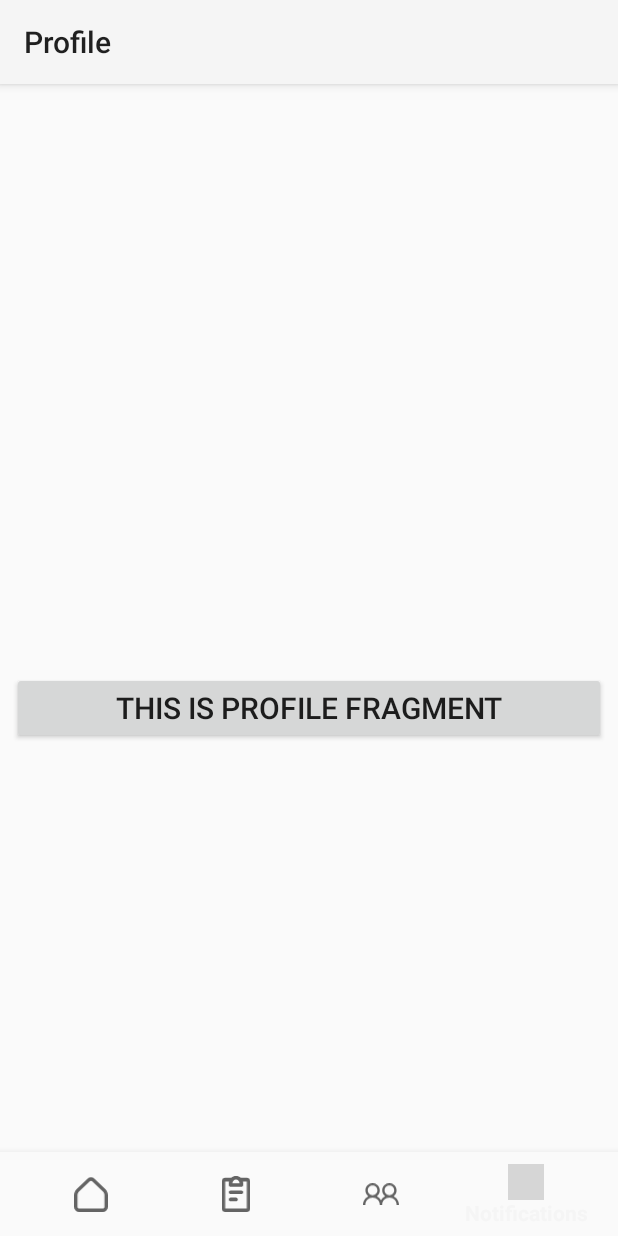
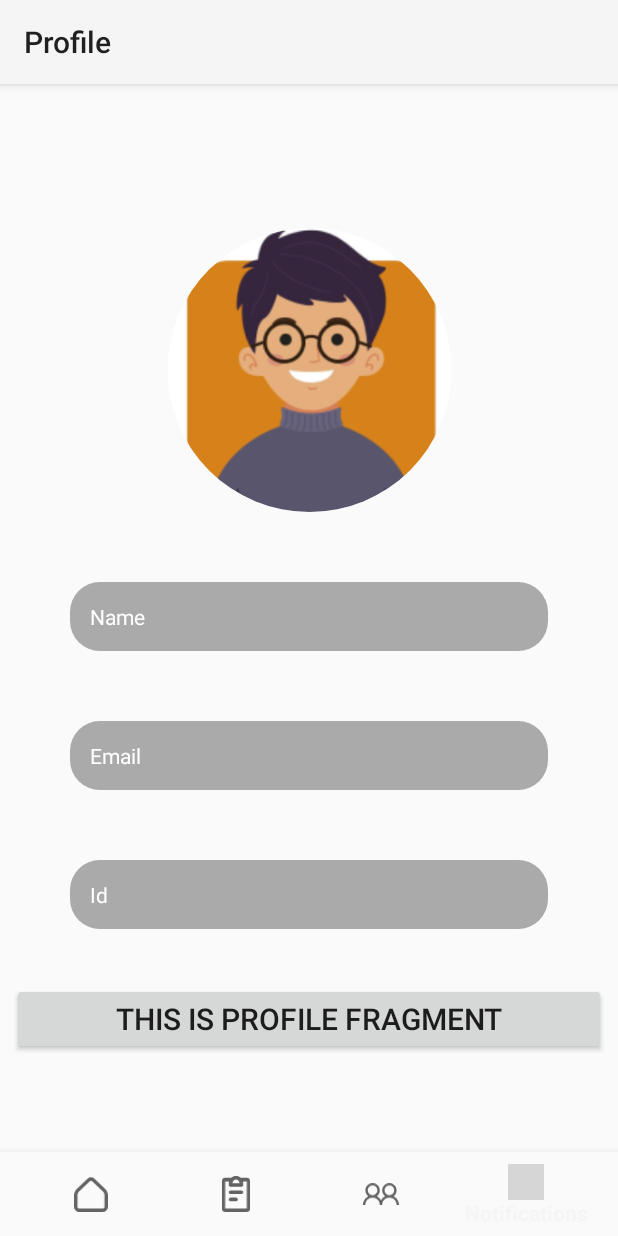
Before and after one commit to alfianfakhrudin2/TodooApp, an Android app: the ProfileFragment screen opened through its navigation route, on a phone screen of 412 x 824 dp. Run offline under Robolectric (Android 15) with nearby library versions, the phone set to English and light mode, and no system bars; our stand-ins replace CircleImageView, navigation-ui; grey boxes are pictures that could not be loaded.

Commit message:
halaman profile sudah jadi tinggal coloring button

```diff
--- a/app/build.gradle.kts
+++ b/app/build.gradle.kts
@@ -39,6 +39,7 @@ android {
 }
 
 dependencies {
+    implementation("de.hdodenhof:circleimageview:3.1.0")
 
     implementation("androidx.core:core-ktx:1.12.0")
     implementation("androidx.appcompat:appcompat:1.6.1")
--- a/app/src/main/AndroidManifest.xml
+++ b/app/src/main/AndroidManifest.xml
@@ -12,6 +12,10 @@
         android:supportsRtl="true"
         android:theme="@style/Theme.MyTask"
         tools:targetApi="31">
+<!--        <meta-data-->
+<!--            android:name="com.google.android.actions"-->
+<!--            android:resource="@xml/bg_rounded" />-->
+
         <activity
             android:name=".MainActivity"
             android:exported="true"
--- /dev/null
+++ b/app/src/main/res/drawable/bg_rounded.xml
@@ -0,0 +1,6 @@
+<?xml version="1.0" encoding="utf-8"?>
+<shape xmlns:android="http://schemas.android.com/apk/res/android">
+    <solid android:color="#aaa" />
+    <corners
+        android:radius="20dp" />
+</shape>
--- a/app/src/main/res/layout/fragment_profile.xml
+++ b/app/src/main/res/layout/fragment_profile.xml
@@ -7,19 +7,67 @@
     tools:context=".ui.profile.ProfileFragment">
 
     <!-- TODO: Update blank fragment layout -->
+
+    <de.hdodenhof.circleimageview.CircleImageView
+        android:id="@+id/profile_image"
+        android:layout_width="199dp"
+        android:layout_height="189dp"
+        android:layout_centerVertical="true"
+        android:src="@drawable/gmbr_profile"
+        app:layout_constraintEnd_toEndOf="parent"
+        app:layout_constraintStart_toStartOf="parent"
+        android:layout_marginTop="40dp"
+        app:layout_constraintTop_toTopOf="parent" />
+
+    <TextView
+        android:id="@+id/myName"
+        android:layout_width="match_parent"
+        android:layout_height="wrap_content"
+        android:layout_margin="70px"
+        android:background="@drawable/bg_rounded"
+        android:padding="13dp"
+        android:text="Name"
+        android:textColor="#FFFFFF"
+        app:layout_constraintEnd_toEndOf="parent"
+        app:layout_constraintStart_toStartOf="parent"
+        app:layout_constraintTop_toBottomOf="@+id/profile_image" />
+
+    <TextView
+        android:id="@+id/myEmail"
+        android:layout_width="match_parent"
+        android:layout_height="wrap_content"
+        android:layout_margin="70px"
+        android:background="@drawable/bg_rounded"
+        android:padding="13dp"
+        android:text="Email"
+        android:textColor="#FFFFFF"
+        app:layout_constraintTop_toBottomOf="@+id/myName" />
+
+    <TextView
+        android:id="@+id/myIds"
+        android:layout_width="match_parent"
+        android:layout_height="wrap_content"
+        android:layout_margin="70px"
+        android:background="@drawable/bg_rounded"
+        android:padding="13dp"
+        android:text="Id"
+        android:textColor="#FFFFFF"
+        app:layout_constraintEnd_toEndOf="parent"
+        app:layout_constraintStart_toStartOf="parent"
+        app:layout_constraintTop_toBottomOf="@+id/myEmail" />
+
     <Button
         android:id="@+id/text_profile"
         android:layout_width="match_parent"
         android:layout_height="wrap_content"
         android:layout_marginStart="8dp"
-        android:layout_marginTop="8dp"
         android:layout_marginEnd="8dp"
+        android:layout_marginTop="54px"
+        android:text="@string/this_is_profile_fragment"
         android:textAlignment="center"
         android:textSize="20sp"
-        android:text="@string/this_is_profile_fragment"
-        app:layout_constraintBottom_toBottomOf="parent"
         app:layout_constraintEnd_toEndOf="parent"
         app:layout_constraintStart_toStartOf="parent"
-        app:layout_constraintTop_toTopOf="parent" />
+        app:layout_constraintTop_toBottomOf="@+id/myIds" />
 
 </androidx.constraintlayout.widget.ConstraintLayout>
```
Also changed, not shown: app/src/main/res/drawable/gmbr_profile.png (added).
